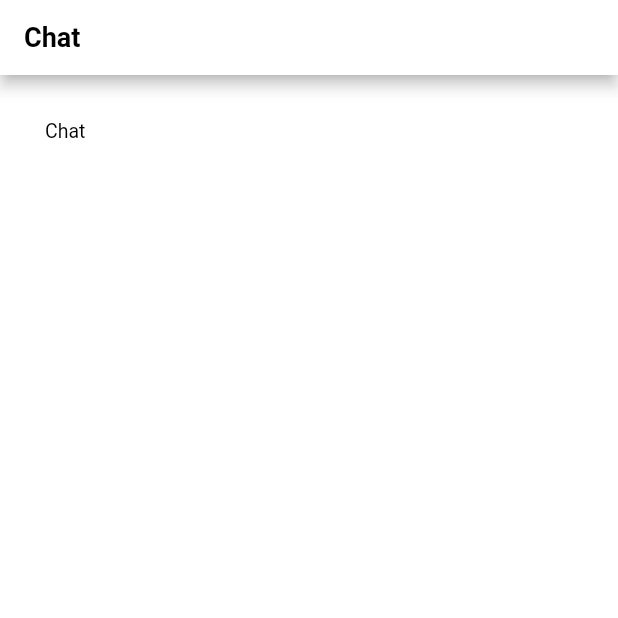
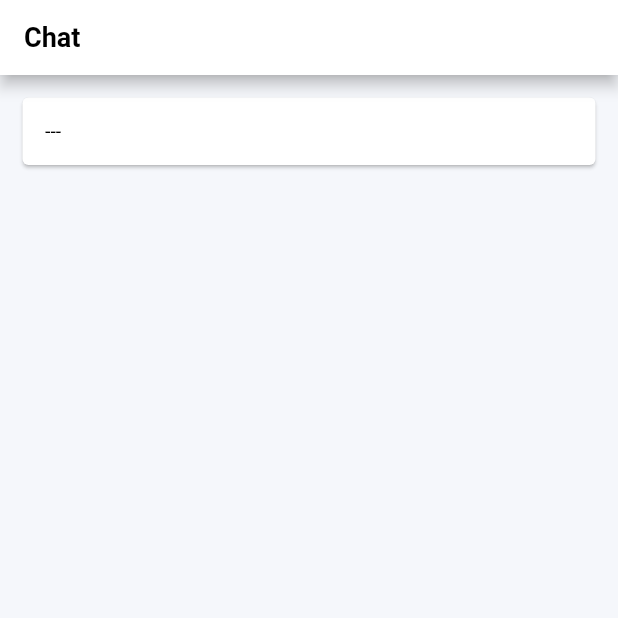
Before and after one commit to zilurrane/chat, a Flutter app: the screen it shows after launch, on a phone screen of 412 x 824 dp, the top half of it. Run offline on Flutter 3.47's test engine with Material 2 defaults, Android fonts, the phone set to English and light mode, and no system bars.

Commit message:
Added Chat list card

```diff
--- a/lib/screens/chat/chat_screen.dart
+++ b/lib/screens/chat/chat_screen.dart
@@ -16,10 +16,22 @@ class _ChatScreenState extends State<ChatScreen> {
         "Chat",
         key: const Key("appBar"),
       ),
-      body: const Padding(
-        padding: EdgeInsets.all(30),
-        child: Text("Chat"),
-      ),
+      body: Container(
+          padding: const EdgeInsets.all(15),
+          width: double.infinity,
+          child: Column(
+            crossAxisAlignment: CrossAxisAlignment.start,
+            children: [
+              Card(
+                color: Colors.white,
+                elevation: 1,
+                child: Container(
+                    padding: const EdgeInsets.all(15),
+                    width: double.infinity,
+                    child: const Text("---")),
+              )
+            ],
+          )),
     );
   }
 }
--- a/lib/shared/constants/color_constants.dart
+++ b/lib/shared/constants/color_constants.dart
@@ -1,7 +1,7 @@
 import 'package:flutter/material.dart';
 
 class ColorConstants {
-  static const Color lightScaffoldBackgroundColor = Color(0xFFFFFFFF);
+  static const Color lightScaffoldBackgroundColor = Color(0xFFF5F7FB);
   static const Color darkScaffoldBackgroundColor = Color(0xFF2F2E2E);
   static const Color secondaryAppColor = Color(0xFF75C00A);
   static const Color tertiaryAppColor = Color(0xFF003366);
```
